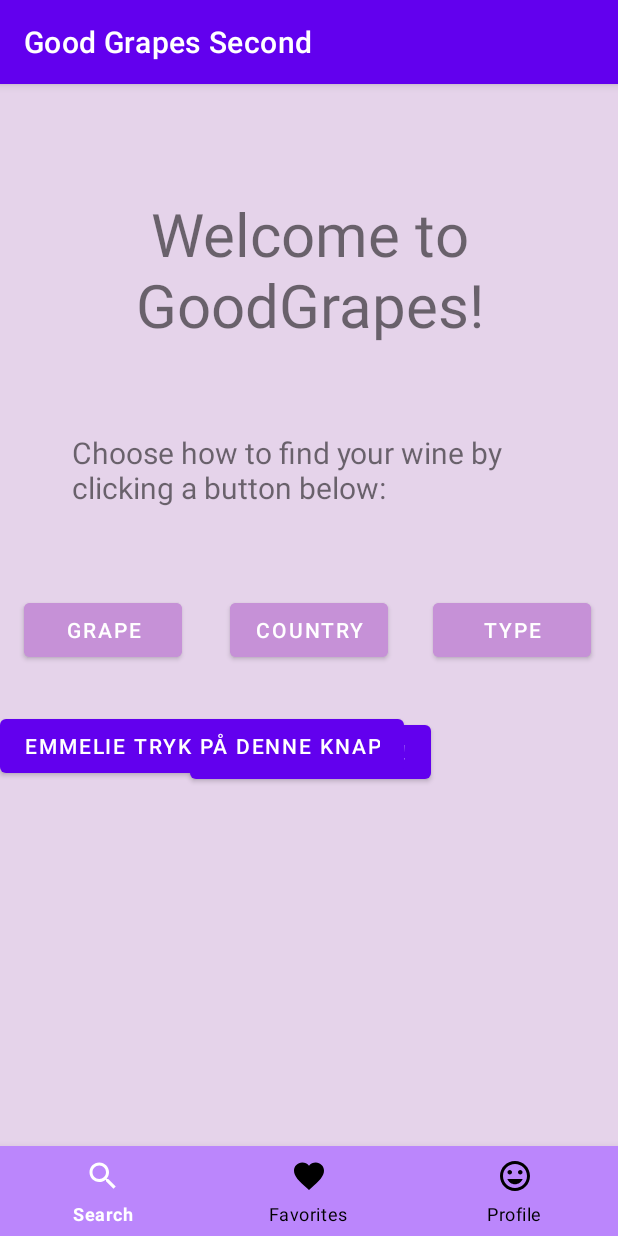
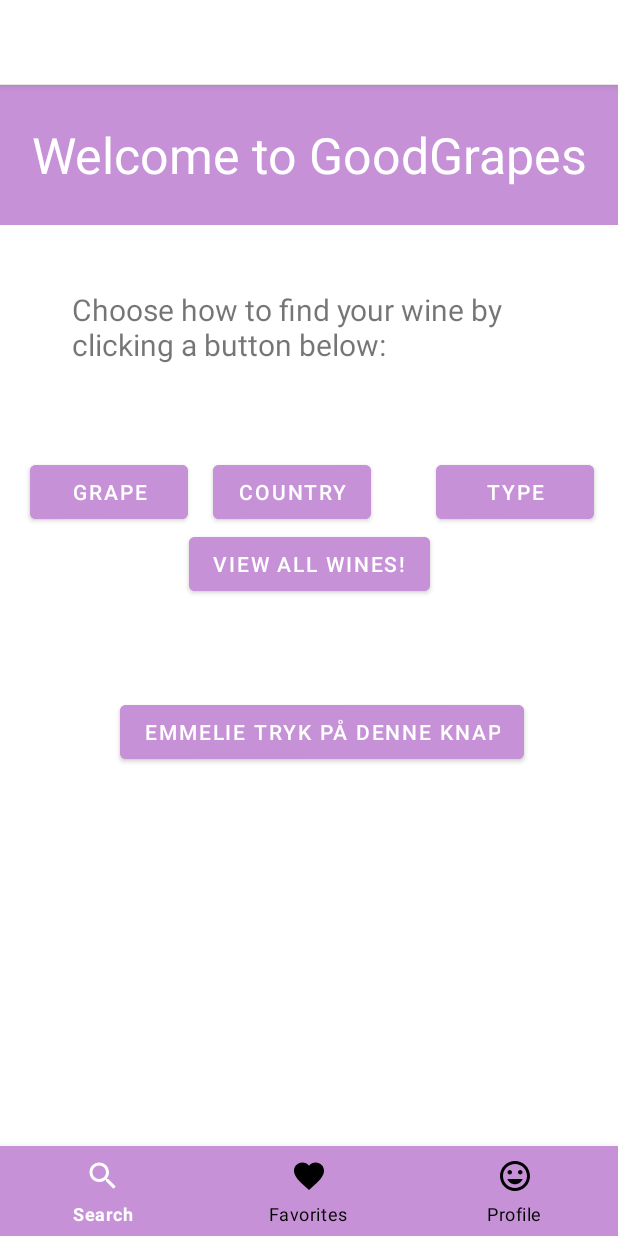
Before and after one commit to vict1311/goodGrapesSecond, an Android app: the screen it shows after launch (MainActivity), on a phone screen of 412 x 824 dp. Run offline under Robolectric (Android 15) with nearby library versions, the light colour scheme and no system bars.

Commit message:
Ændret i interfaces
Alle Interfaces er blevet ændret og flotte

```diff
--- a/app/src/main/java/com/example/goodgrapessecond/Favorites.java
+++ b/app/src/main/java/com/example/goodgrapessecond/Favorites.java
@@ -25,6 +25,11 @@ public class Favorites extends AppCompatActivity {
                 newText.setText("Name:" + MainActivity.wineList.get(i).name + "\r\n" + "Type: " + MainActivity.wineList.get(i).type
                         + "\r\n" + "Grape: " + MainActivity.wineList.get(i).grape + "\r\n" + "Year: " + String.valueOf(MainActivity.wineList.get(i).year) + "\r\n");
                 newText.setId(i);
+
+                newText.setCompoundDrawablesWithIntrinsicBounds(0, 0, R.mipmap.wine_bottle_foreground,0);
+                //add padding to newText with some pixels on top and bottom
+                newText.setPadding(0, 35, 0, 35);
+
                 linearLayout.addView(newText);
 
 
--- a/app/src/main/java/com/example/goodgrapessecond/MainActivity.java
+++ b/app/src/main/java/com/example/goodgrapessecond/MainActivity.java
@@ -52,6 +52,9 @@ public class MainActivity extends AppCompatActivity {
 
         currentLibrary.addWineToLibrary(wineList.get(0));
         currentLibrary.addWineToLibrary(wineList.get(1));
+        currentLibrary.addWineToLibrary(wineList.get(2));
+        currentLibrary.addWineToLibrary(wineList.get(3));
+        currentLibrary.addWineToLibrary(wineList.get(4));
 //
         BottomNavigationView bottomNavigationView = findViewById(R.id.bottom_navigation);
         bottomNavigationView.setSelectedItemId(R.id.search);
--- a/app/src/main/res/drawable/selector.xml
+++ b/app/src/main/res/drawable/selector.xml
@@ -1,9 +1,9 @@
 <?xml version="1.0" encoding="utf-8"?>
 <selector xmlns:android="http://schemas.android.com/apk/res/android">
     <item
-        android:state_selected="true"
+        android:state_checked="true"
         android:color="@color/white"/>
     <item
-        android:state_selected="false"
+        android:state_checked="false"
         android:color="@color/black"/>
 </selector>
--- a/app/src/main/res/layout/activity_main.xml
+++ b/app/src/main/res/layout/activity_main.xml
@@ -5,23 +5,36 @@
     android:layout_width="match_parent"
     android:layout_height="match_parent"
     tools:context=".MainActivity"
-    android:background="#e5d3ea">
+    android:background="@color/white">
 
 
     <TextView
-
         android:id="@+id/textView"
-        android:layout_width="wrap_content"
-        android:layout_height="wrap_content"
+        android:layout_width="412dp"
+        android:layout_height="93dp"
+        android:background="@color/lavender"
         android:gravity="center"
-        android:text="Welcome to GoodGrapes!"
-        android:textSize="40sp"
+        android:text="Welcome to GoodGrapes"
+        android:textColor="@color/white"
+        android:textSize="33sp"
         app:layout_constraintBottom_toBottomOf="parent"
         app:layout_constraintHorizontal_bias="0.0"
         app:layout_constraintLeft_toLeftOf="parent"
         app:layout_constraintRight_toRightOf="parent"
         app:layout_constraintTop_toTopOf="parent"
-        app:layout_constraintVertical_bias="0.109" />
+        app:layout_constraintVertical_bias="0.001"
+        tools:ignore="TextContrastCheck" /><![CDATA[
+
+
+
+        app:layout_constraintTop_toTopOf="parent"
+        app:layout_constraintVertical_bias="0.73" />
+
+
+
+
+
+    ]]>
 
     <TextView
         android:id="@+id/textView4"
@@ -37,23 +50,19 @@
         app:layout_constraintRight_toRightOf="parent"
         app:layout_constraintStart_toStartOf="parent"
         app:layout_constraintTop_toTopOf="parent"
-        app:layout_constraintVertical_bias="0.326" /><![CDATA[
-
-        app:layout_constraintTop_toTopOf="parent"
-        app:layout_constraintVertical_bias="0.73" />
-
-    ]]>
+        app:layout_constraintVertical_bias="0.192" />
 
     <Button
         android:id="@+id/button"
         android:layout_width="105dp"
         android:layout_height="wrap_content"
-        android:layout_marginTop="340dp"
-        android:backgroundTint="#C691D7"
+        android:layout_marginTop="248dp"
+        android:backgroundTint="@color/lavender"
+        android:text="Type"
 
-        android:text="Type"
+        android:textColor="@color/white"
         app:layout_constraintEnd_toEndOf="parent"
-        app:layout_constraintHorizontal_bias="0.941"
+        app:layout_constraintHorizontal_bias="0.947"
         app:layout_constraintStart_toStartOf="parent"
         app:layout_constraintTop_toTopOf="parent" />
 
@@ -61,11 +70,13 @@
         android:id="@+id/button2"
         android:layout_width="105dp"
         android:layout_height="wrap_content"
-        android:layout_marginTop="340dp"
-        android:backgroundTint="#C691D7"
+        android:layout_marginTop="248dp"
+        android:backgroundTint="@color/lavender"
+        android:text="Country"
 
-        android:text="Country"
+        android:textColor="@color/white"
         app:layout_constraintEnd_toEndOf="parent"
+        app:layout_constraintHorizontal_bias="0.464"
         app:layout_constraintStart_toStartOf="parent"
         app:layout_constraintTop_toTopOf="parent" />
 
@@ -73,12 +84,13 @@
         android:id="@+id/button3"
         android:layout_width="105dp"
         android:layout_height="wrap_content"
-        android:layout_marginTop="340dp"
-        android:backgroundTint="#C691D7"
+        android:layout_marginTop="248dp"
+        android:backgroundTint="@color/lavender"
+        android:text="Grape"
 
-        android:text="Grape"
+        android:textColor="@color/white"
         app:layout_constraintEnd_toEndOf="parent"
-        app:layout_constraintHorizontal_bias="0.052"
+        app:layout_constraintHorizontal_bias="0.065"
         app:layout_constraintStart_toStartOf="parent"
         app:layout_constraintTop_toTopOf="parent" />
 
@@ -87,7 +99,7 @@
         android:layout_width="match_parent"
         android:layout_height="60dp"
         android:layout_alignParentBottom="true"
-        app:itemBackground="@color/purple_200"
+        app:itemBackground="@color/lavender"
         app:itemIconTint="@drawable/selector"
         app:itemTextColor="@drawable/selector"
         app:menu="@menu/menu_navigation"
@@ -106,22 +118,27 @@
         android:id="@+id/viewAllWine"
         android:layout_width="wrap_content"
         android:layout_height="wrap_content"
+        android:backgroundTint="@color/lavender"
         android:text="View all wines!"
+        android:textColor="@color/white"
         app:layout_constraintBottom_toBottomOf="@+id/bottom_navigation"
         app:layout_constraintEnd_toEndOf="parent"
-        app:layout_constraintHorizontal_bias="0.504"
         app:layout_constraintStart_toStartOf="parent"
         app:layout_constraintTop_toBottomOf="@+id/button2"
-        app:layout_constraintVertical_bias="0.1" />
+        app:layout_constraintVertical_bias="0.0" />
 
     <Button
         android:id="@+id/emmelie"
         android:layout_width="wrap_content"
         android:layout_height="wrap_content"
+        android:layout_marginStart="80dp"
+        android:backgroundTint="@color/lavender"
         android:text="emmelie tryk på denne knap"
+        android:textColor="@color/white"
         app:layout_constraintBottom_toTopOf="@+id/bottom_navigation"
         app:layout_constraintStart_toStartOf="parent"
-        app:layout_constraintTop_toBottomOf="@+id/textView" />
+        app:layout_constraintTop_toBottomOf="@+id/textView"
+        app:layout_constraintVertical_bias="0.555" />
 
 
 </androidx.constraintlayout.widget.ConstraintLayout>
--- a/app/src/main/res/values/colors.xml
+++ b/app/src/main/res/values/colors.xml
@@ -8,4 +8,5 @@
     <color name="black">#FF000000</color>
     <color name="white">#FFFFFFFF</color>
     <color name="lavender">#C691D7</color>
+    <color name="gray">#f1e6ef</color>
 </resources>
--- a/app/src/main/res/values/strings.xml
+++ b/app/src/main/res/values/strings.xml
@@ -1,3 +1,3 @@
 <resources>
-    <string name="app_name">Good Grapes Second</string>
+    <string name="app_name"></string>
 </resources>
--- a/app/src/main/res/values/themes.xml
+++ b/app/src/main/res/values/themes.xml
@@ -2,13 +2,13 @@
     <!-- Base application theme. -->
     <style name="Theme.GoodGrapesSecond" parent="Theme.MaterialComponents.DayNight.DarkActionBar">
         <!-- Primary brand color. -->
-        <item name="colorPrimary">@color/purple_500</item>
-        <item name="colorPrimaryVariant">@color/purple_700</item>
-        <item name="colorOnPrimary">@color/white</item>
+        <item name="colorPrimary">@color/white</item>// barens farve i toppen
+        <item name="colorPrimaryVariant">@color/black</item>
+        <item name="colorOnPrimary">@color/black</item>//tekst på knapper
         <!-- Secondary brand color. -->
         <item name="colorSecondary">@color/teal_200</item>
         <item name="colorSecondaryVariant">@color/teal_700</item>
-        <item name="colorOnSecondary">@color/black</item>
+        <item name="colorOnSecondary">@color/lavender</item>
         <!-- Status bar color. -->
         <item name="android:statusBarColor" tools:targetApi="l">?attr/colorPrimaryVariant</item>
         <!-- Customize your theme here. -->
```
Also changed, not shown: app/src/main/res/layout/activity_all_wines.xml (+17 -11 lines), app/src/main/res/layout/activity_country_of_wine.xml (+16 -15 lines), app/src/main/res/layout/activity_favorites.xml (deleted, +0 -35 lines), app/src/main/res/layout/activity_grape_of_wine.xml (+17 -16 lines), app/src/main/res/layout/activity_profile.xml (+14 -10 lines), app/src/main/res/layout/activity_type_of_wine.xml (+14 -14 lines), app/src/main/res/layout/activity_user_favorites.xml (+33 -15 lines), app/src/main/res/layout/activity_wine_display.xml (+16 -9 lines).
